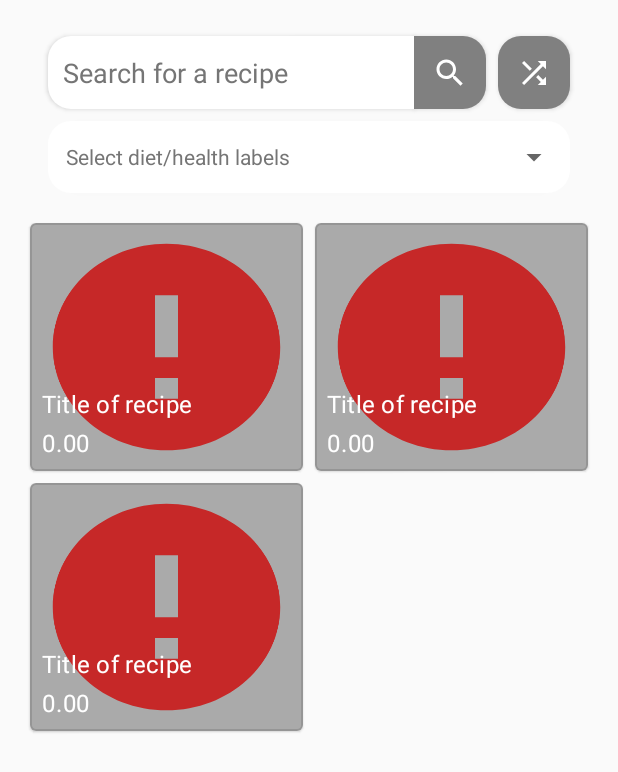
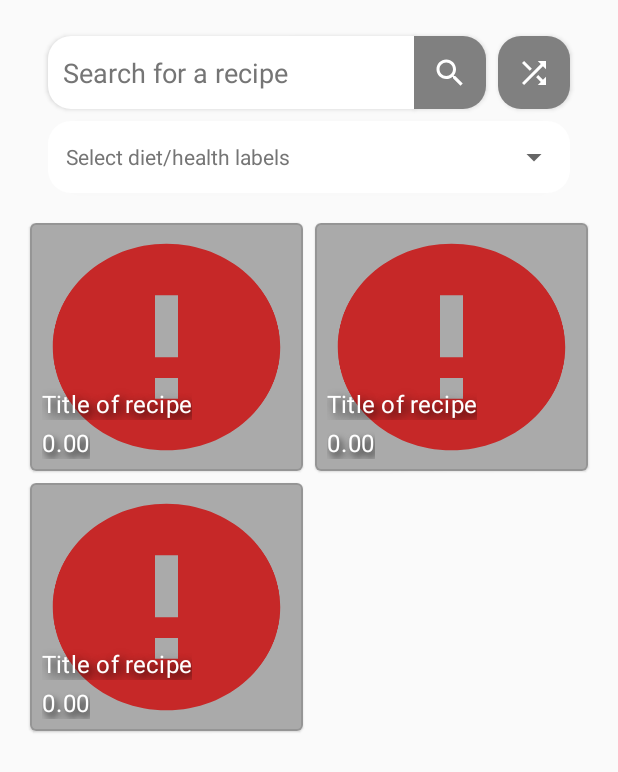
Before and after one commit to neunition/neunition-android, an Android app: the layout fragment_recipes.xml on its own in the app's theme, with its tools: preview values and no code run, on a phone screen of 412 x 824 dp. Shown: the top 772 px of the screen. Run offline under Robolectric (Android 15) with nearby library versions, the phone set to English and light mode, and no system bars; Roboto replaces fonts that are not available here.

Commit message:
Add text outline to recipe card and remove shadow

```diff
--- a/app/src/main/java/ca/neunition/ui/main/adapter/RecipeCardAdapter.kt
+++ b/app/src/main/java/ca/neunition/ui/main/adapter/RecipeCardAdapter.kt
@@ -11,8 +11,6 @@
 package ca.neunition.ui.main.adapter
 
 import android.content.Context
-import android.graphics.Color
-import android.graphics.PorterDuff
 import android.text.Spannable
 import android.text.SpannableString
 import android.text.style.ForegroundColorSpan
@@ -62,11 +60,6 @@ class RecipeCardAdapter(
             .into(holder.recipeImageView)
 
         holder.apply {
-            recipeImageView.setColorFilter(
-                Color.rgb(123, 123, 123),
-                PorterDuff.Mode.MULTIPLY
-            )
-
             recipeTitleView.setText(
                 SpannableString(currentRecipe.recipeTitle.trimRecipeTitle()),
                 TextView.BufferType.SPANNABLE
--- a/app/src/main/res/layout/recipe_card.xml
+++ b/app/src/main/res/layout/recipe_card.xml
@@ -38,6 +38,10 @@
                 android:layout_width="wrap_content"
                 android:layout_height="wrap_content"
                 android:fontFamily="@font/roboto_bold"
+                android:shadowColor="@android:color/black"
+                android:shadowDx="4"
+                android:shadowDy="5"
+                android:shadowRadius="8"
                 android:text="@string/title_of_recipe"
                 android:textAppearance="@style/TextAppearance.MaterialComponents.Subtitle1"
                 android:textColor="@android:color/white" />
@@ -48,6 +52,10 @@
                 android:layout_height="wrap_content"
                 android:layout_marginTop="4dp"
                 android:fontFamily="@font/roboto_bold"
+                android:shadowColor="@android:color/black"
+                android:shadowDx="3"
+                android:shadowDy="5"
+                android:shadowRadius="6"
                 android:text="@string/zero_score"
                 android:textAppearance="@style/TextAppearance.MaterialComponents.Body1"
                 android:textColor="@android:color/white" />
```
